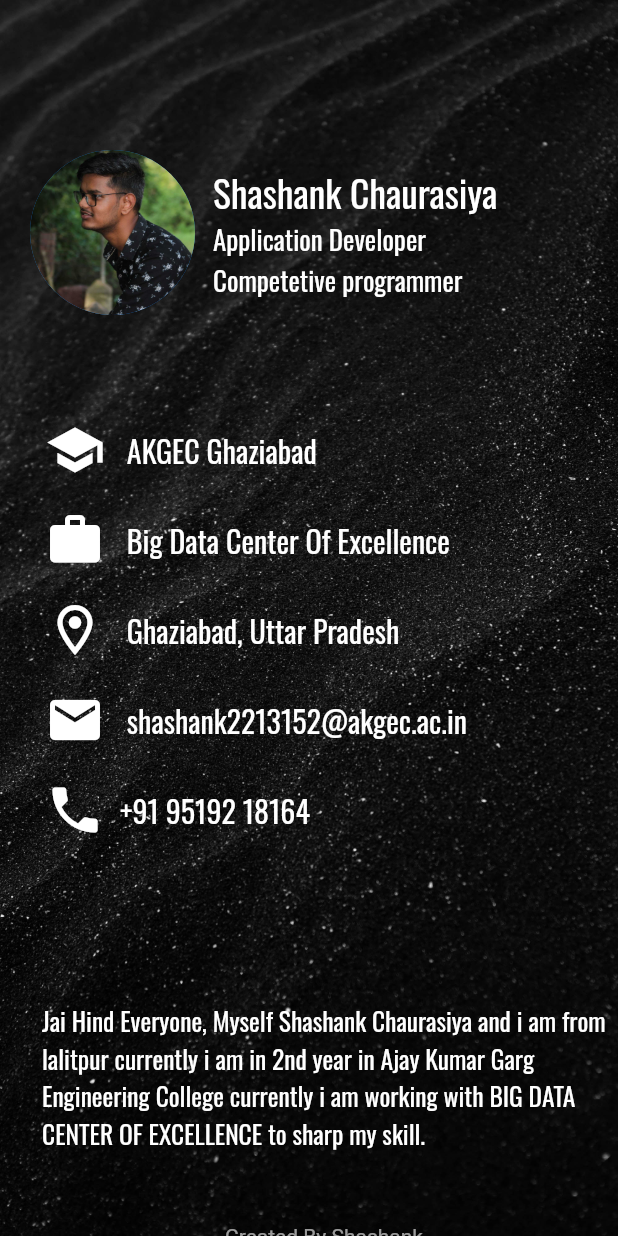
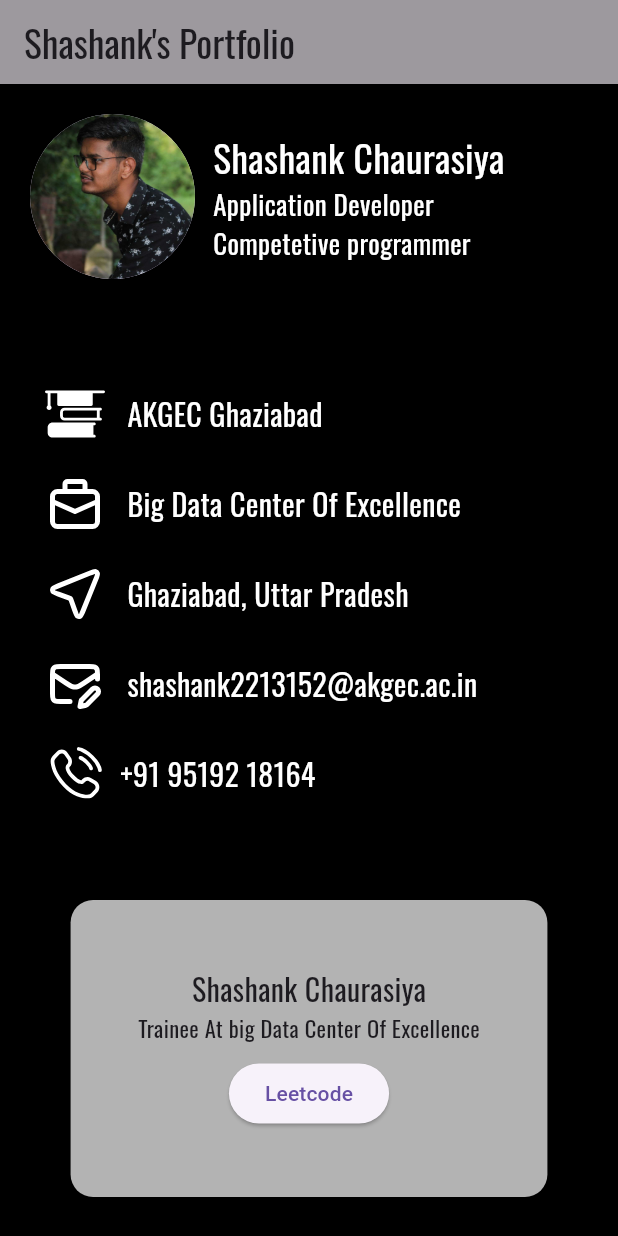
Before and after one commit to Shashankcode9/portfolio, a Flutter app: the screen it shows after launch, on a phone screen of 412 x 824 dp. Run offline on Flutter 3.47's test engine with Material 2 defaults, Android fonts, the phone set to English and light mode, and no system bars; our stand-ins replace flutter_svg.

```diff
--- a/lib/main.dart
+++ b/lib/main.dart
@@ -1,8 +1,13 @@
 import 'package:flutter/material.dart';
 import 'package:newproject/splash.dart';
+import 'package:url_launcher/url_launcher.dart';
+import 'package:newproject/page2.dart';
+import 'package:flutter_svg/flutter_svg.dart';
+
 
 void main() {
   runApp(MaterialApp(
+    theme: ThemeData(useMaterial3: true),
     home: splash(),
   ));
 }
@@ -10,20 +15,39 @@ void main() {
 class Home extends StatelessWidget {
   const Home({super.key});
 
+  _launchURLBrowser() async {
+    var url = Uri.parse("https://leetcode.com/shashankcode9/");
+    await launchUrl(url);
+  }
+  launchURLBrowser1() async {
+  var url = Uri.parse("https://instagram.com/shashank_chourasiya9");
+  await launchUrl(url);
+}
+
   @override
   Widget build(BuildContext context) {
+    var deviceData = MediaQuery.of(context);
     return Scaffold(
+      appBar: AppBar(
+        title: const Text("Shashank's Portfolio",style: TextStyle(fontSize: 25,fontFamily: "oswald"),),
+        backgroundColor: Colors.black38,
+      ),
       body: Container(
-        decoration: BoxDecoration(
-          image: DecorationImage(
-            image: AssetImage("images/stock.jpg"),
-                fit: BoxFit.cover,
-          )
-        ),
-        child: Padding(
-          padding: const EdgeInsets.only(top: 100.0, left: 20),
+        color: Colors.black,
+        // decoration: BoxDecoration(
+        //     image: DecorationImage(
+        //       image: AssetImage("images/stock.jpg"),
+        //       fit: BoxFit.cover,
+        //     )
+        // ),
+        child:
+        Padding(
+          padding: const EdgeInsets.only(top: 20.0, left: 20),
+          child: SingleChildScrollView(
             child: Column(
+
               children: <Widget>[
+
                 Row(
                   children: <Widget>[
                     CircleAvatar(
@@ -35,9 +59,13 @@ class Home extends StatelessWidget {
                     Column(
                       crossAxisAlignment: CrossAxisAlignment.start,
                       children: <Widget>[
+                        GestureDetector(
+                            onDoubleTap: () => Navigator.push(context, MaterialPageRoute(builder: (context) => follow())),
+                            child:
                             Text(
                           "Shashank Chaurasiya",
                           style: TextStyle(fontSize: 25,color:Colors.white,fontFamily: "oswald"),
+                        ),
                         ),
                         Text(
                           "Application Developer",
@@ -58,15 +86,18 @@ class Home extends StatelessWidget {
                       Padding(
                         padding: const EdgeInsets.only(top: 70.0),
                         child: Row(
-                        children: [
-                          Icon(Icons.school, size: 40,color: Colors.white,),
+                          children: <Widget>[
+                            SvgPicture.asset('images/college-studying-svgrepo-com.svg',height: 40,width: 40,color: Colors.white,),
                             SizedBox(
                               width: 10,
                             ),
+                            Expanded(
+                                child:
                             Text(
                               " AKGEC Ghaziabad",
                               style: TextStyle(fontSize: 20,color:Colors.white,fontFamily: "oswald"),
                             )
+                            ),
                           ],
                         ),
                       ),
@@ -75,7 +106,7 @@ class Home extends StatelessWidget {
                       ),
                       Row(
                         children: [
-                        Icon(Icons.work, size: 40,color: Colors.white,),
+                          SvgPicture.asset('images/working-bag-4-svgrepo-com.svg',height: 40,width: 40,color: Colors.white,),
                           SizedBox(
                             width: 10,
                           ),
@@ -90,7 +121,7 @@ class Home extends StatelessWidget {
                       ),
                       Row(
                         children: [
-                        Icon(Icons.location_on_outlined, size: 40,color: Colors.white,),
+                          SvgPicture.asset('images/location-arrow-svgrepo-com.svg',height: 40,width: 40,color: Colors.white,),
                           SizedBox(
                             width: 10,
                           ),
@@ -105,7 +136,7 @@ class Home extends StatelessWidget {
                       ),
                       Row(
                         children: [
-                        Icon(Icons.mail, size: 40,color: Colors.white,),
+                          SvgPicture.asset('images/mail-pencil-svgrepo-com.svg',height: 40,width: 40,color: Colors.white,),
                           SizedBox(
                             width: 10,
                           ),
@@ -118,9 +149,10 @@ class Home extends StatelessWidget {
                       SizedBox(
                         height: 20,
                       ),
+
                       Row(
                         children: [
-                        Icon(Icons.phone, size: 40,color: Colors.white,),
+                          SvgPicture.asset('images/phone-calling-svgrepo-com.svg',height: 40,width: 40,color: Colors.white,),
                           SizedBox(
                             width: 10,
                           ),
@@ -130,11 +162,58 @@ class Home extends StatelessWidget {
                           )
                         ],
                       ),
+                      SizedBox(height: 60,),
+                        Padding(
+                          padding: const EdgeInsets.only(right: 30.0),
+                          child: Card(
+                            color: Colors.white70,
+                            elevation: 10,
+                            shape: RoundedRectangleBorder(
+                              borderRadius: BorderRadius.circular(15.0),
+                            ),
+
+                            child : Padding(
+                              padding:  EdgeInsets.all(45),
+                              child: Column(
+                                mainAxisSize: MainAxisSize.min,
+                                children: <Widget>[
+                                  const Text("Shashank Chaurasiya",style: TextStyle(fontSize: 20,fontFamily: "oswald"),),
+                                  Text("Trainee At big Data Center Of Excellence",style: TextStyle(fontSize: 15,fontFamily: "oswald"),),
+                                  const SizedBox(
+                                      height: 10), // adds spacing between the image and button
+                                  ElevatedButton(
+                                    onPressed: _launchURLBrowser,
+                                    child: const Text('Leetcode'),
+                                  ),
                                 ],
                               ),
                             ),
+                          ),
+                        ),
+
                       SizedBox(
-                height: 100,
+                        height: 30,
+                      ),
+
+                      Row(
+                        children: [
+                          SvgPicture.asset('images/social-media-campaign-svgrepo-com.svg',height: 40,width: 40,color: Colors.white,),
+                          TextButton(onPressed: (){
+                            Navigator.push(context,
+                              MaterialPageRoute(builder: (context) => follow()),
+                            );
+                          }, child: Text("Follow Me On",style: TextStyle(fontSize: 20,fontFamily: "oswald"),))
+                        ],
+                      )
+                    ],
+                  ),
+                ),
+                // GestureDetector(
+                //   onTap: () =>print('tapping'),
+                //   child:
+                // ),
+                SizedBox(
+                  height: 200,
                 ),
                 Padding(
                   padding: const EdgeInsets.all(8.0),
@@ -148,8 +227,10 @@ class Home extends StatelessWidget {
                 SizedBox(
                   height: 40,
                 ),
-              Text("Created By Shashank",style: TextStyle(color:Colors.white60),)
+                Text("Created By Shashank",style: TextStyle(color:Colors.white60),
+                )
               ],
+            ),
           ),
         ),
       ),
```
Also changed, not shown: lib/page2.dart (added, +52 -0 lines), pubspec.yaml (+10 -2 lines), images/college-studying-svgrepo-com.svg (added), images/instagram-logo-8869.svg (added), images/location-arrow-svgrepo-com.svg (added), images/mail-pencil-svgrepo-com.svg (added), images/mobile-signal-out-svgrepo-com.svg (added), images/phone-calling-svgrepo-com.svg (added), images/social-media-campaign-svgrepo-com.svg (added), images/working-bag-4-svgrepo-com.svg (added), pubspec.lock, 5 other files. Lines whose indentation alone changed are shown as unchanged.
